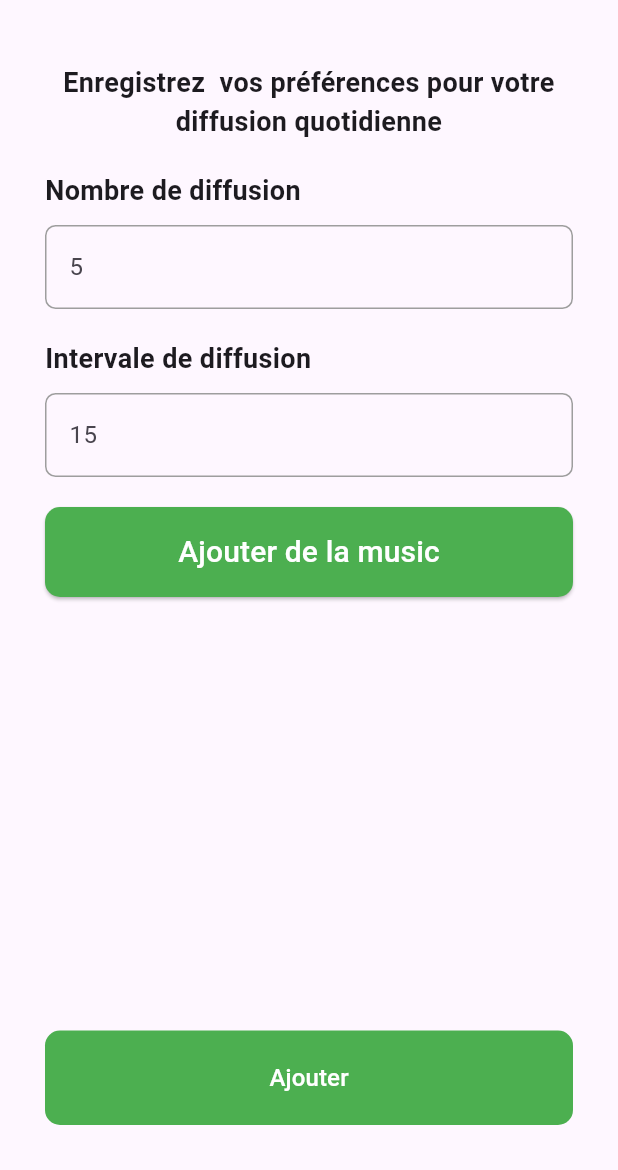
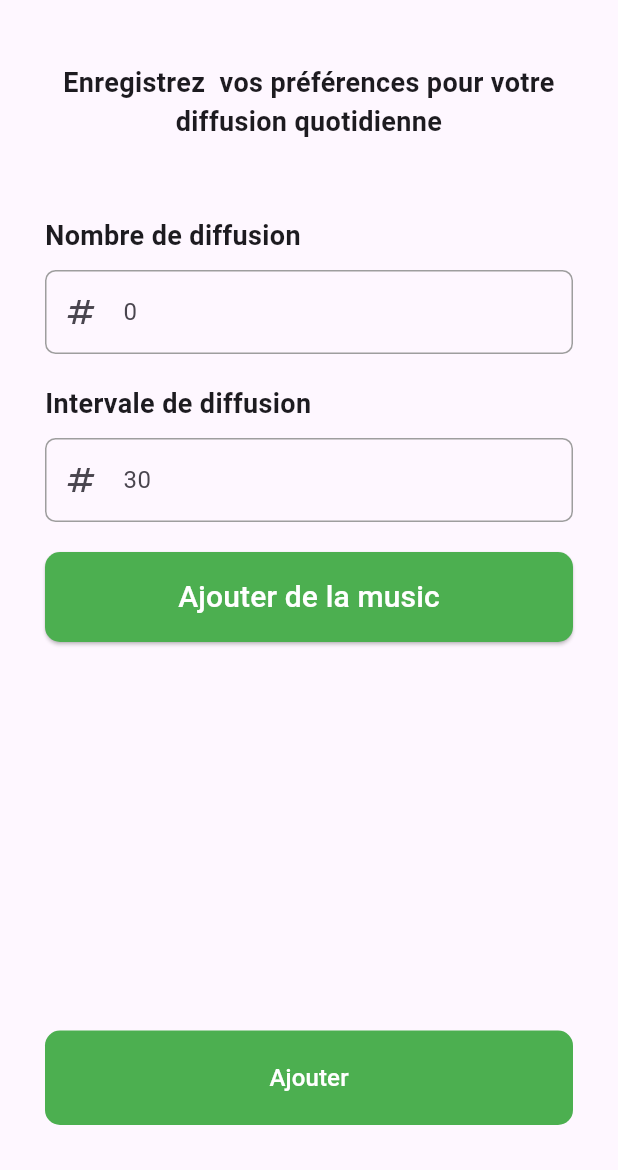
Before and after one commit to andersonandys/alpha_v1, a Flutter app: the SettingDiffusionScreen screen opened directly, after a tap on "Ajouter", on a phone screen of 412 x 824 dp, the part 66-1236 px from its top. Run offline on Flutter 3.47's test engine with Material 2 defaults, Android fonts, the phone set to English and light mode, and no system bars; our stand-ins replace audioplayers, cloud_firestore, file_picker, firebase_auth, firebase_core, firebase_storage and 7 more; missing offline and left inert: ficonsax; accounts and stored records are empty.

Commit message:
add diffusion profil

```diff
--- a/lib/constants/app_constants.dart
+++ b/lib/constants/app_constants.dart
@@ -1,4 +1,5 @@
 class AppConstants {
   static const String collectionUsersFS = "users";
   static const String collectionDiffusionFS = "diffusion";
+  static const String collectionSettingFS = "settingapp";
 }
--- a/lib/controllers/app_controler.dart
+++ b/lib/controllers/app_controler.dart
@@ -1,13 +1,22 @@
+import 'dart:convert';
+import 'dart:io';
+
 import 'package:alpha/constants/app_constants.dart';
 import 'package:alpha/models/user_model.dart';
 import 'package:alpha/screen/dashboard_screen.dart';
 import 'package:cloud_firestore/cloud_firestore.dart';
 import 'package:ficonsax/ficonsax.dart';
+import 'package:file_picker/file_picker.dart';
 import 'package:firebase_auth/firebase_auth.dart';
+import 'package:flutter/foundation.dart';
+// import 'package:firebase_storage/firebase_storage.dart';
 import 'package:flutter/material.dart';
+import 'package:flutter/services.dart';
 import 'package:get/get.dart';
+import 'package:firebase_storage/firebase_storage.dart' as firebase_storage;
 
 import 'package:rounded_loading_button/rounded_loading_button.dart';
+import 'package:shared_preferences/shared_preferences.dart';
 
 class AppControler extends GetxController {
   Rx<TextEditingController> nomUser = TextEditingController().obs;
@@ -15,13 +24,25 @@ class AppControler extends GetxController {
   Rx<TextEditingController> password = TextEditingController().obs;
   Rx<TextEditingController> passwordConfitm = TextEditingController().obs;
   final FirebaseFirestore _instancefirestore = FirebaseFirestore.instance;
+
+  //  final FirebaseStorage firebase_storage = FirebaseStorage.instance;
   final FirebaseAuth _auth = FirebaseAuth.instance;
   final Rx<RoundedLoadingButtonController> buttonController =
       RoundedLoadingButtonController().obs;
-  var userid = "".obs;
+  var numberDiffusion = TextEditingController().obs;
+  var intervalDiffusion = TextEditingController().obs;
+  var userid = FirebaseAuth.instance.currentUser!.uid.obs;
   var userlLogin = false.obs;
   var percentageMusic = 0.obs;
   var isPlaying = false.obs;
+  Rx<Stream<QuerySnapshot<Map<String, dynamic>>>> DiffusionData =
+      FirebaseFirestore.instance
+          .collection("diffusions")
+          .where("iduser", isEqualTo: FirebaseAuth.instance.currentUser!.uid)
+          .where("date",
+              isEqualTo: "${DateTime.now().day}/${DateTime.now().month}")
+          .snapshots()
+          .obs;
   late Rx<UserModel?> userData = Rx<UserModel?>(null);
   String day = "${DateTime.now().day}";
   String month = "${DateTime.now().month}";
@@ -30,7 +51,8 @@ class AppControler extends GetxController {
       .where("date", isEqualTo: "${DateTime.now().day}/${DateTime.now().month}")
       .where("uid", isEqualTo: FirebaseAuth.instance.currentUser!.uid)
       .obs;
-
+  var urlaudio = "".obs;
+  var upload = false.obs;
   checkAuth() {
     if (_auth.currentUser != null) {
       userlLogin.value = true;
@@ -165,4 +187,108 @@ class AppControler extends GetxController {
           color: Colors.white,
         ));
   }
+
+  selectaudio() async {
+    ("object");
+    // Action pour le bouton d'inscription
+    FilePickerResult? result =
+        await FilePicker.platform.pickFiles(type: FileType.audio);
+
+    if (result != null) {
+      File file = File(result.files.single.path!);
+      String base64Audio = base64Encode(file.readAsBytesSync());
+      uploadFileToFirebaseStorage(base64Audio);
+    } else {
+      // User canceled the picker
+    }
+  }
+
+  Future<void> uploadFileToFirebaseStorage(String base64Audio) async {
+    upload.value = true;
+    Uint8List audioBytes = base64Decode(base64Audio);
+    firebase_storage.Reference storageRef = firebase_storage
+        .FirebaseStorage.instance
+        .ref()
+        .child('audio_files/${DateTime.now().millisecondsSinceEpoch}');
+
+    firebase_storage.UploadTask uploadTask = storageRef.putData(
+      audioBytes,
+      firebase_storage.SettableMetadata(contentType: 'audio/mp3'),
+    );
+
+    firebase_storage.TaskSnapshot taskSnapshot =
+        await uploadTask.whenComplete(() => null);
+    String downloadUrl = await taskSnapshot.ref.getDownloadURL();
+    urlaudio.value = downloadUrl;
+  }
+
+  Future<void> initializeSharedPreferences() async {}
+
+  addsetting() async {
+    SharedPreferences prefs;
+
+    try {
+      prefs = await SharedPreferences.getInstance();
+    } on PlatformException catch (e) {
+      print(
+          "Erreur lors de l'initialisation de SharedPreferences: ${e.message}");
+      return; // Quitter la fonction en cas d'erreur
+    }
+
+    var intervalSecond = int.parse(intervalDiffusion.value.text) * 60;
+    var setting = {
+      "urlaudio": urlaudio.value,
+      "numberDiffusion": numberDiffusion.value.text,
+      "interval": intervalDiffusion.value.text,
+      "intervalSecondd": intervalSecond,
+      "userid": _auth.currentUser!.uid
+    };
+
+    prefs.setInt("numberDiffusion", int.parse(numberDiffusion.value.text));
+    prefs.setInt("interval", int.parse(intervalDiffusion.value.text));
+    prefs.setInt("urlaudio", int.parse(urlaudio.value));
+    prefs.setInt("intervalSecondd", intervalSecond);
+
+    QuerySnapshot q = await _instancefirestore
+        .collection(AppConstants.collectionDiffusionFS)
+        .where('iduser', isEqualTo: _auth.currentUser!.uid)
+        .get();
+
+    if (q.docs.isEmpty) {
+      _instancefirestore
+          .collection(AppConstants.collectionSettingFS)
+          .add(setting);
+    } else {
+      _instancefirestore
+          .collection(AppConstants.collectionSettingFS)
+          .doc(q.docs.first.id)
+          .update(setting);
+    }
+
+    numberDiffusion.value.clear();
+    intervalDiffusion.value.clear();
+    urlaudio.value = "";
+    upload.value = false;
+  }
+
+  createDiffusion() async {
+    QuerySnapshot q = await _instancefirestore
+        .collection(AppConstants.collectionDiffusionFS)
+        .where('iduser', isEqualTo: _auth.currentUser!.uid)
+        .where("date",
+            isNotEqualTo: "${DateTime.now().day}/${DateTime.now().month}")
+        .get();
+    if (q.docs.length != 1) {
+      var datadif = {
+        "date": "${DateTime.now().day}/${DateTime.now().month}",
+        "dateComplete": DateTime.now(),
+        "iduser": _auth.currentUser!.uid,
+      };
+      _instancefirestore
+          .collection(AppConstants.collectionDiffusionFS)
+          .add(datadif);
+    } else {
+      // redirection dashboard
+    }
+  }
 }
--- a/lib/screen/settingDiffusion_screen.dart
+++ b/lib/screen/settingDiffusion_screen.dart
@@ -1,5 +1,13 @@
+import 'dart:convert';
+import 'dart:io';
+
 import 'package:alpha/screen/widgets/text_form_field_widget.dart';
+import 'package:file_picker/file_picker.dart';
 import 'package:flutter/material.dart';
+import 'package:get/get.dart';
+import 'package:shared_preferences/shared_preferences.dart';
+
+import '../controllers/app_controler.dart';
 
 class SettingDiffusionScreen extends StatefulWidget {
   const SettingDiffusionScreen({Key? key}) : super(key: key);
@@ -9,6 +17,8 @@ class SettingDiffusionScreen extends StatefulWidget {
 }
 
 class _SettingDiffusionScreenState extends State<SettingDiffusionScreen> {
+  final appController = Get.put(AppControler());
+
   @override
   Widget build(BuildContext context) {
     return Scaffold(
@@ -22,7 +32,7 @@ class _SettingDiffusionScreenState extends State<SettingDiffusionScreen> {
         ),
         centerTitle: true,
       ),
-      body: Padding(
+      body: Obx(() => Padding(
             padding: const EdgeInsets.all(30.0),
             child: Column(
               crossAxisAlignment: CrossAxisAlignment.stretch,
@@ -35,36 +45,60 @@ class _SettingDiffusionScreenState extends State<SettingDiffusionScreen> {
                     fontWeight: FontWeight.w600,
                   ),
                 ),
-            const SizedBox(height: 20),
+                const SizedBox(height: 50),
                 _titltText("Nombre de diffusion"),
                 const SizedBox(height: 10),
-            TextFormFieldwidget(
-              hintText: "5",
-              validator: (value) {
-                if (value!.isEmpty) {
-                  return "Veuillez entrer un nombre pour la diffusion";
-                }
-                return null;
-              },
-              onSaved: (value) {},
+                TextField(
+                  controller: appController.numberDiffusion.value,
+                  keyboardType: TextInputType.number,
+                  decoration: const InputDecoration(
+                    hintText: "0",
+                    prefixIcon: Icon(Icons.numbers),
+                    // suffix: suffixIcon,
+                    labelStyle: TextStyle(color: Colors.black),
+                    disabledBorder: OutlineInputBorder(
+                      borderSide: BorderSide(color: Colors.grey),
+                      borderRadius: BorderRadius.all(Radius.circular(7)),
+                    ),
+                    focusedBorder: OutlineInputBorder(
+                      borderSide: BorderSide(color: Colors.grey),
+                      borderRadius: BorderRadius.all(Radius.circular(7)),
+                    ),
+                    enabledBorder: OutlineInputBorder(
+                      borderSide: BorderSide(color: Colors.grey),
+                      borderRadius: BorderRadius.all(Radius.circular(7)),
+                    ),
+                  ),
                 ),
                 const SizedBox(height: 20),
                 _titltText("Intervale de diffusion"),
                 const SizedBox(height: 10),
-            TextFormFieldwidget(
-              hintText: "15",
-              validator: (value) {
-                if (value!.isEmpty) {
-                  return "Veuillez entrer une interval de diffusion";
-                }
-                return null;
-              },
-              onSaved: (value) {},
+                TextField(
+                  controller: appController.intervalDiffusion.value,
+                  keyboardType: TextInputType.number,
+                  decoration: const InputDecoration(
+                    hintText: "30",
+                    prefixIcon: Icon(Icons.numbers),
+                    // suffix: suffixIcon,
+                    labelStyle: TextStyle(color: Colors.black),
+                    disabledBorder: OutlineInputBorder(
+                      borderSide: BorderSide(color: Colors.grey),
+                      borderRadius: BorderRadius.all(Radius.circular(7)),
+                    ),
+                    focusedBorder: OutlineInputBorder(
+                      borderSide: BorderSide(color: Colors.grey),
+                      borderRadius: BorderRadius.all(Radius.circular(7)),
+                    ),
+                    enabledBorder: OutlineInputBorder(
+                      borderSide: BorderSide(color: Colors.grey),
+                      borderRadius: BorderRadius.all(Radius.circular(7)),
+                    ),
+                  ),
                 ),
                 const SizedBox(height: 20),
                 ElevatedButton(
-              onPressed: () {
-                // Action pour le bouton d'inscription
+                  onPressed: () async {
+                    appController.selectaudio();
                   },
                   style: ElevatedButton.styleFrom(
                     foregroundColor: Colors.white,
@@ -81,6 +115,18 @@ class _SettingDiffusionScreenState extends State<SettingDiffusionScreen> {
                   ),
                 ),
                 const SizedBox(height: 20),
+                if (appController.upload.isTrue)
+                  const Text(
+                    'Importation de la music...',
+                    style: TextStyle(fontSize: 18),
+                    textAlign: TextAlign.center,
+                  ),
+                if (appController.urlaudio.isNotEmpty)
+                  const Text(
+                    'Audio importe avec succes',
+                    style: TextStyle(fontSize: 18),
+                    textAlign: TextAlign.center,
+                  ),
                 const Spacer(),
                 TextButton(
                   style: TextButton.styleFrom(
@@ -93,7 +139,9 @@ class _SettingDiffusionScreenState extends State<SettingDiffusionScreen> {
                       borderRadius: BorderRadius.circular(10),
                     ),
                   ),
-              onPressed: () {},
+                  onPressed: () {
+                    appController.addsetting();
+                  },
                   child: const Text(
                     "Ajouter",
                     style: TextStyle(
@@ -104,7 +152,7 @@ class _SettingDiffusionScreenState extends State<SettingDiffusionScreen> {
                 ),
               ],
             ),
-      ),
+          )),
     );
   }
 
--- a/pubspec.yaml
+++ b/pubspec.yaml
@@ -49,6 +49,8 @@ dependencies:
   simple_circular_progress_bar: ^1.0.2
   firebase_ui_firestore: ^1.5.3
   file_picker: ^5.3.2
+  firebase_storage: ^11.2.3
+  shared_preferences: ^2.1.2
 dev_dependencies:
   flutter_test:
     sdk: flutter
```
Also changed, not shown: lib/controllers/diffusion_controller.dart (added, +31 -0 lines), lib/models/diffusion_model.dart (added, +31 -0 lines), lib/screen/diffusion_screen.dart (+19 -31 lines), pubspec.lock, 1 other file. Lines whose indentation alone changed are shown as unchanged.
